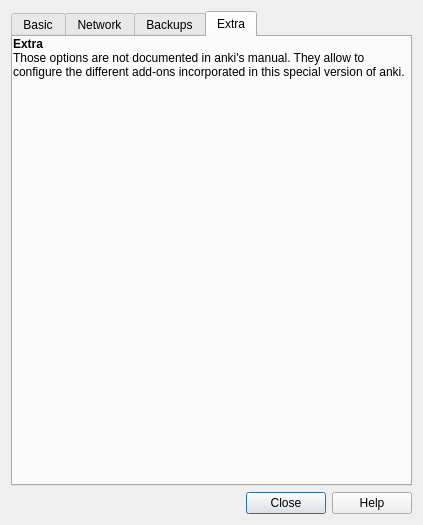
The window that designer/preferences.ui (the8thbit/anki) describes before a commit, drawn with Qt 5.
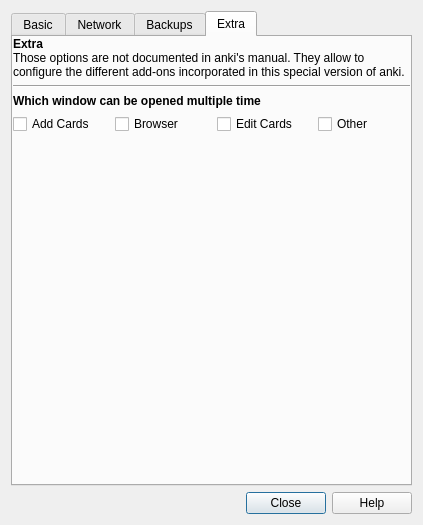
The same window after the commit. The open tabs and pages were chosen to show the change.

Commit message: Allow to open the same window multiple time

Diff of the .ui file:
```diff
--- a/designer/preferences.ui
+++ b/designer/preferences.ui
@@ -489,6 +489,52 @@
           </property>
          </widget>
         </item>
+        <item>
+         <widget class="Line" name="line">
+          <property name="orientation">
+           <enum>Qt::Horizontal</enum>
+          </property>
+         </widget>
+        </item>
+        <item>
+         <widget class="QLabel" name="label_2">
+          <property name="text">
+           <string>&lt;html&gt;&lt;head/&gt;&lt;body&gt;&lt;p&gt;&lt;span style=&quot; font-weight:600;&quot;&gt;Which window can be opened multiple time&lt;/span&gt;&lt;/p&gt;&lt;/body&gt;&lt;/html&gt;</string>
+          </property>
+         </widget>
+        </item>
+        <item>
+         <layout class="QHBoxLayout" name="horizontalLayout_3">
+          <item>
+           <widget class="QCheckBox" name="AddMultipleTime">
+            <property name="text">
+             <string>Add Cards</string>
+            </property>
+           </widget>
+          </item>
+          <item>
+           <widget class="QCheckBox" name="BrowserMultipleTime">
+            <property name="text">
+             <string>Browser</string>
+            </property>
+           </widget>
+          </item>
+          <item>
+           <widget class="QCheckBox" name="EditMultipleTime">
+            <property name="text">
+             <string>Edit Cards</string>
+            </property>
+           </widget>
+          </item>
+          <item>
+           <widget class="QCheckBox" name="OtherMultipleTime">
+            <property name="text">
+             <string>Other</string>
+            </property>
+           </widget>
+          </item>
+         </layout>
+        </item>
         <item>
          <spacer name="verticalSpacer">
           <property name="orientation">
```
The commit also changes 10 other files.
